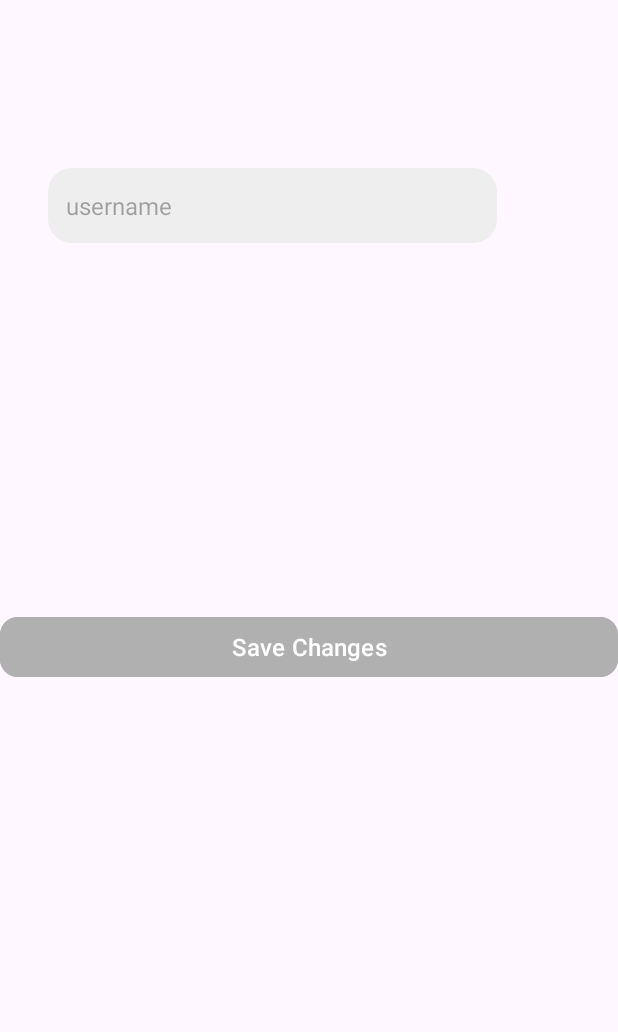
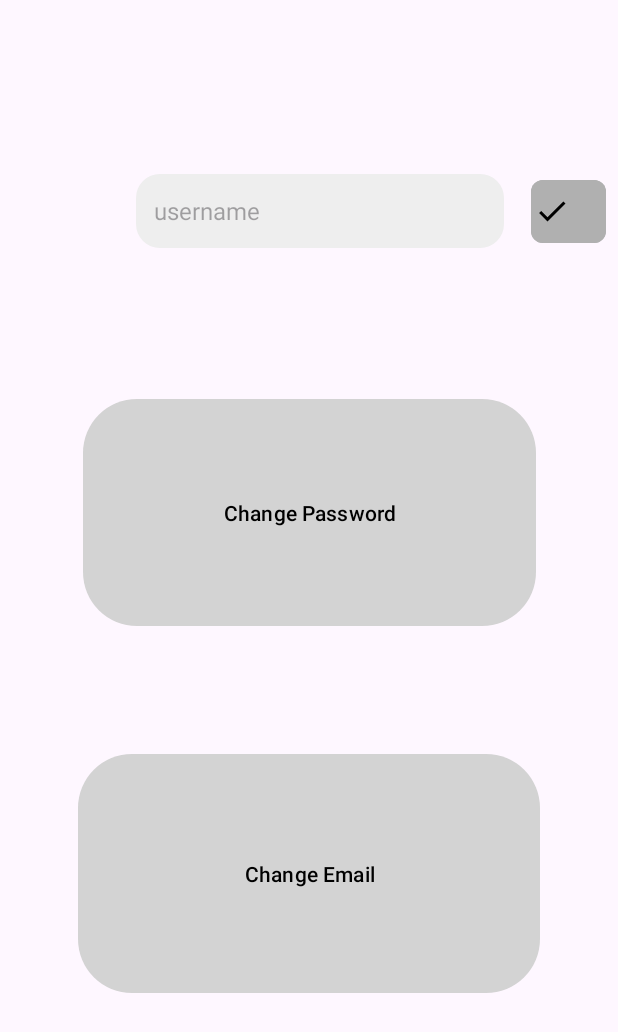
Before and after one commit to Mebanseibor/CropWise, an Android app: the EditProfileActivity screen opened directly, with no data from a screen before it, on a phone screen of 412 x 824 dp. Shown: the top 1032 px of the screen. Run offline under Robolectric (Android 15) with nearby library versions, the phone set to English and light mode, and no system bars; our stand-ins replace Firebase (no records; nobody signed in at launch, a user with empty details on screens opened directly).

Commit message:
added email update

```diff
--- /dev/null
+++ b/app/src/main/res/drawable/ic_check.xml
@@ -0,0 +1,5 @@
+<vector xmlns:android="http://schemas.android.com/apk/res/android" android:height="24dp" android:tint="#000000" android:viewportHeight="24" android:viewportWidth="24" android:width="24dp">
+
+    <path android:fillColor="@android:color/white" android:pathData="M9,16.17L4.83,12l-1.42,1.41L9,19 21,7l-1.41,-1.41z"/>
+
+</vector>
--- a/app/src/main/res/layout/activity_edit_profile.xml
+++ b/app/src/main/res/layout/activity_edit_profile.xml
@@ -1,4 +1,3 @@
-<?xml version="1.0" encoding="utf-8"?>
 <androidx.constraintlayout.widget.ConstraintLayout xmlns:android="http://schemas.android.com/apk/res/android"
     xmlns:app="http://schemas.android.com/apk/res-auto"
     xmlns:tools="http://schemas.android.com/tools"
@@ -8,55 +7,71 @@
     android:padding="24dp"
     tools:context=".EditProfileActivity">
 
-
-    <Button
-        android:id="@+id/buttonSave"
-        android:layout_width="0dp"
-        android:layout_height="wrap_content"
-        android:backgroundTint="@color/button_background"
-        android:text="Save Changes"
-        android:enabled="false"
-        android:textColor="#FFFFFF"
-        android:textSize="16sp"
-        app:cornerRadius="12dp"
-        app:layout_constraintBottom_toBottomOf="parent"
-        app:layout_constraintEnd_toEndOf="parent"
-        app:layout_constraintHorizontal_bias="0.0"
-        app:layout_constraintStart_toStartOf="parent"
-        app:layout_constraintTop_toTopOf="parent"
-        app:layout_constraintVertical_bias="0.525" />
-
     <EditText
         android:id="@+id/username"
-        android:layout_width="299dp"
-        android:layout_height="50dp"
-        android:layout_marginHorizontal="32dp"
-        android:layout_marginTop="112dp"
+        android:layout_width="245dp"
+        android:layout_height="49dp"
+        android:layout_marginStart="4dp"
+        android:layout_marginTop="116dp"
+        android:layout_marginEnd="8dp"
         android:background="@drawable/rounded_edittext"
         android:hint="username"
         android:inputType="textEmailAddress"
         android:padding="12dp"
         android:textColor="@color/black"
         android:textSize="16sp"
-        app:layout_constraintEnd_toEndOf="parent"
-        app:layout_constraintHorizontal_bias="0.0"
+        app:layout_constraintEnd_toStartOf="@+id/buttonSave"
+        app:layout_constraintHorizontal_bias="0.897"
+        app:layout_constraintHorizontal_chainStyle="spread"
         app:layout_constraintStart_toStartOf="parent"
         app:layout_constraintTop_toTopOf="parent" />
 
-<!--    <EditText-->
-<!--        android:id="@+id/password"-->
-<!--        android:layout_width="299dp"-->
-<!--        android:layout_height="50dp"-->
-<!--        android:layout_marginHorizontal="32dp"-->
-<!--        android:layout_marginTop="36dp"-->
-<!--        android:background="@drawable/rounded_edittext"-->
-<!--        android:hint="Password"-->
-<!--        android:inputType="textPassword"-->
-<!--        android:padding="12dp"-->
-<!--        android:textColor="@color/black"-->
-<!--        android:textSize="16sp"-->
-<!--        app:layout_constraintEnd_toEndOf="parent"-->
-<!--        app:layout_constraintStart_toStartOf="parent"-->
-<!--        app:layout_constraintTop_toBottomOf="@+id/username" />-->
+    <Button
+        android:id="@+id/buttonSave"
+        android:layout_width="50dp"
+        android:layout_height="50dp"
+        android:layout_marginEnd="8dp"
+        android:backgroundTint="@color/button_background"
+        android:drawableRight="@drawable/ic_check"
+        android:enabled="false"
+        android:gravity="center"
+        android:text="✔"
+        android:textColor="#FFFFFF"
+        android:textSize="18sp"
+        app:cornerRadius="8dp"
+        app:layout_constraintBottom_toBottomOf="@id/username"
+        app:layout_constraintEnd_toEndOf="parent"
+        app:layout_constraintTop_toTopOf="@id/username"
+        app:layout_constraintVertical_bias="0.48" />
+
+    <Button
+        android:id="@+id/changePassword"
+        android:layout_width="302dp"
+        android:layout_height="151dp"
+        android:background="@drawable/settings_button_style"
+        android:text="Change Password"
+        android:textColor="@color/black"
+        app:backgroundTint="@null"
+        app:layout_constraintBottom_toBottomOf="parent"
+        app:layout_constraintEnd_toEndOf="parent"
+        app:layout_constraintHorizontal_bias="0.5"
+        app:layout_constraintStart_toStartOf="parent"
+        app:layout_constraintTop_toTopOf="parent"
+        app:layout_constraintVertical_bias="0.395" />
+
+    <Button
+        android:id="@+id/changeEmail"
+        android:layout_width="308dp"
+        android:layout_height="159dp"
+        android:background="@drawable/settings_button_style"
+        android:text="Change Email"
+        android:textColor="@color/black"
+        app:backgroundTint="@null"
+        app:layout_constraintBottom_toBottomOf="parent"
+        app:layout_constraintEnd_toEndOf="parent"
+        app:layout_constraintHorizontal_bias="0.5"
+        app:layout_constraintStart_toStartOf="parent"
+        app:layout_constraintTop_toTopOf="parent"
+        app:layout_constraintVertical_bias="0.756" />
 
 </androidx.constraintlayout.widget.ConstraintLayout>
```
Also changed, not shown: app/src/main/AndroidManifest.xml (+6 -3 lines), app/src/main/java/com/example/cropwise/EditProfileActivity.kt (+73 -16 lines), app/src/main/java/com/example/cropwise/emailChangeActivity.kt (added, +20 -0 lines), app/src/main/res/layout/activity_email_change.xml (added, +11 -0 lines).
